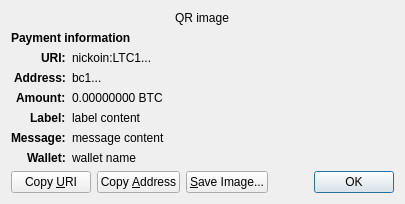
Qt form src/qt/forms/receiverequestdialog.ui (nsimmonds/nickoin) before a commit.
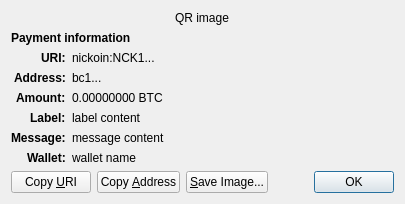
The same form after that commit. Custom widgets are drawn as their Qt base class.

```diff
--- a/src/qt/forms/receiverequestdialog.ui
+++ b/src/qt/forms/receiverequestdialog.ui
@@ -65,7 +65,7 @@
    <item row="2" column="1" alignment="Qt::AlignTop">
     <widget class="QLabel" name="uri_content">
      <property name="text">
-      <string notr="true">nickoin:LTC1...</string>
+      <string notr="true">nickoin:NCK1...</string>
      </property>
      <property name="textFormat">
       <enum>Qt::RichText</enum>
```
